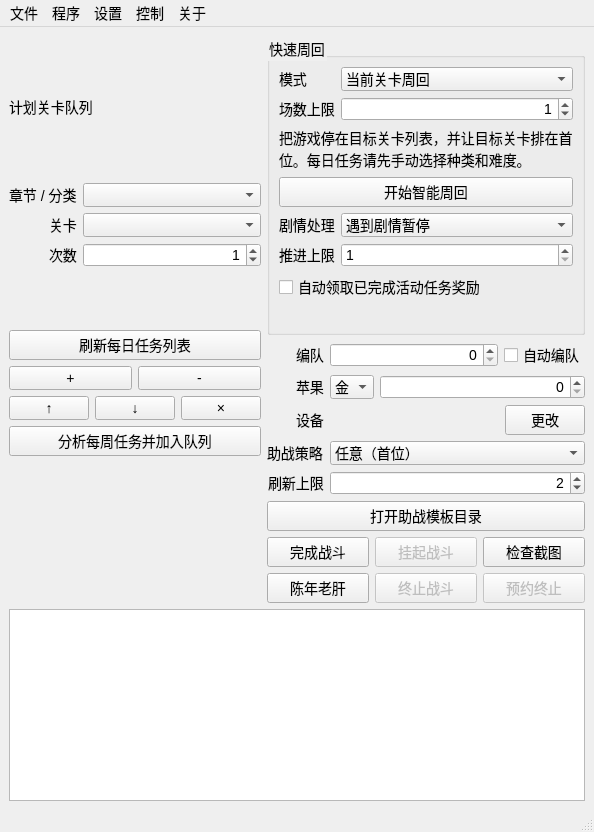
Qt form FGO-py/fgoMainWindow.ui (Lamprotornis-chalybaeus/FGO-py) before a commit.
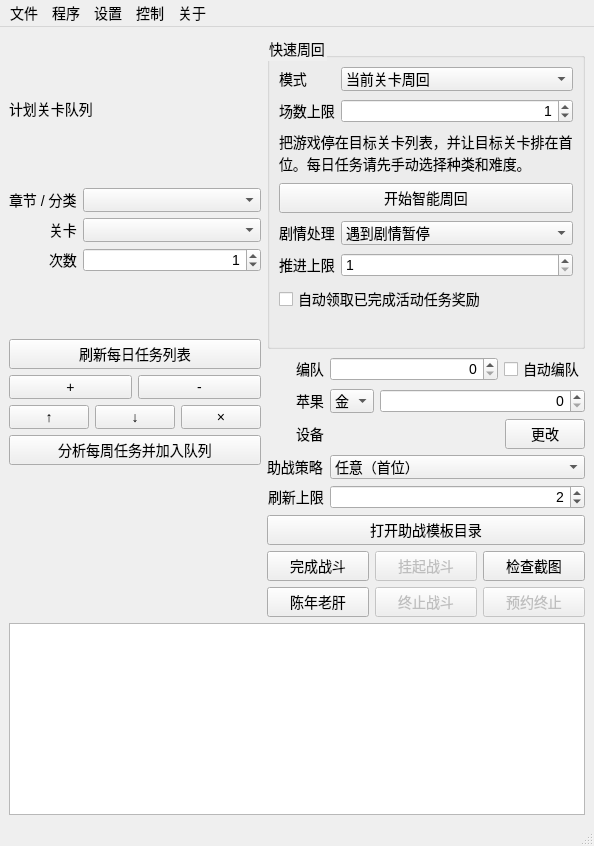
The same form after that commit.

Diff of the .ui file:
```diff
--- a/FGO-py/fgoMainWindow.ui
+++ b/FGO-py/fgoMainWindow.ui
@@ -167,7 +167,8 @@
         <item>
          <widget class="QGroupBox" name="GRP_QUICKFARM">
           <property name="title"><string>快速周回</string></property>
-          <layout class="QFormLayout" name="LAYOUT_QUICKFARM">
+          <layout class="QGridLayout" name="LAYOUT_QUICKFARM" columnstretch="0,1">
+           <property name="verticalSpacing"><number>8</number></property>
            <item row="0" column="0"><widget class="QLabel" name="LBL_QUICKMODE"><property name="text"><string>模式</string></property></widget></item>
            <item row="0" column="1">
             <widget class="QComboBox" name="CBB_QUICKMODE">
@@ -187,6 +188,8 @@
            </item>
            <item row="2" column="0" colspan="2">
             <widget class="QLabel" name="LBL_QUICK_HINT">
+             <property name="sizePolicy"><sizepolicy hsizetype="Preferred" vsizetype="Minimum"><horstretch>0</horstretch><verstretch>0</verstretch></sizepolicy></property>
+             <property name="textFormat"><enum>Qt::PlainText</enum></property>
              <property name="wordWrap"><bool>true</bool></property>
              <property name="text"><string>把游戏停在目标关卡列表，并让目标关卡排在首位。每日任务请先手动选择种类和难度。</string></property>
             </widget>
```
Left out of the diff: 6 changed lines with no effect on the pictures.
